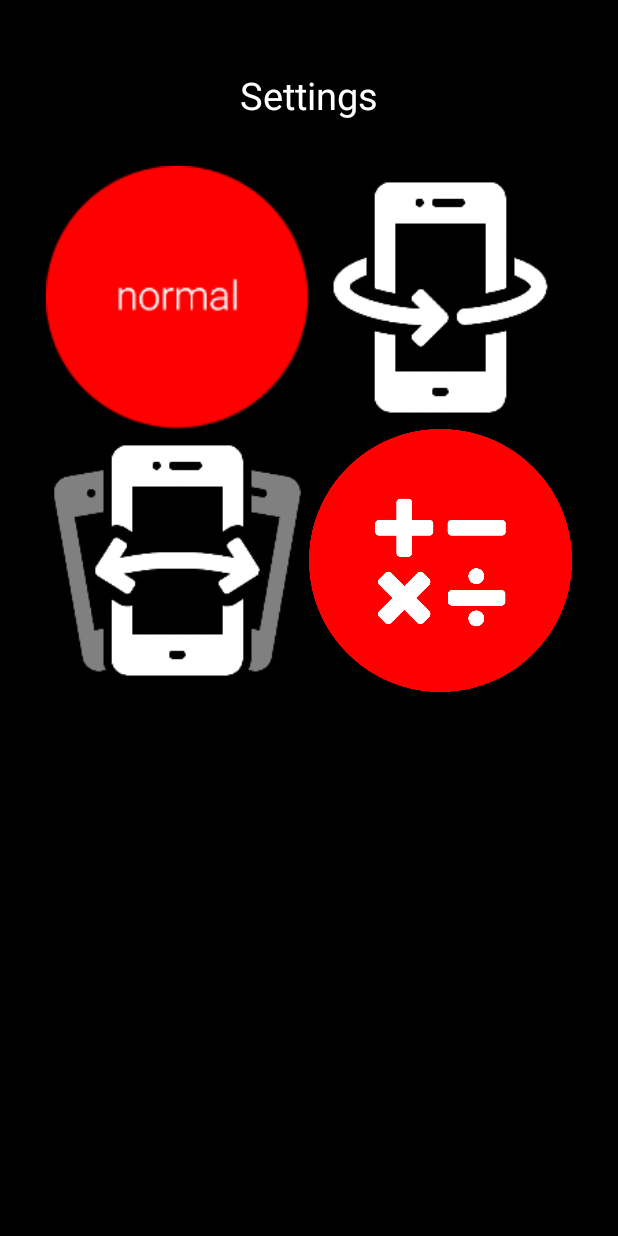
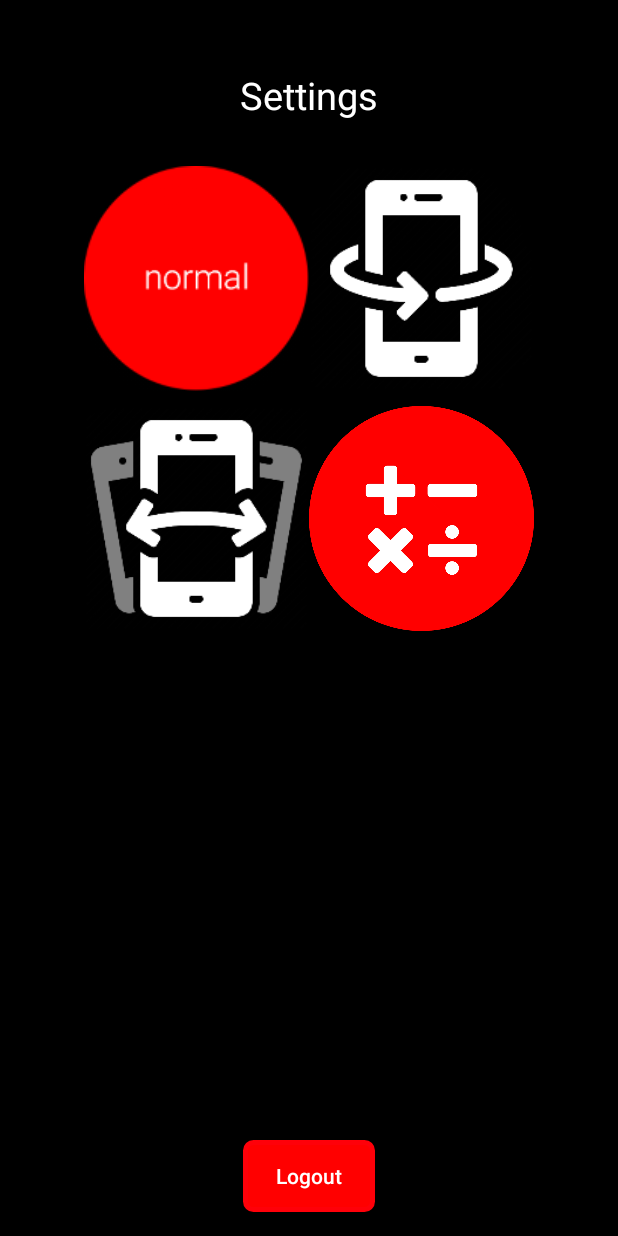
Before and after one commit to adamrotal/iSave-android, an Android app: the settings screen opened directly, with no data from a screen before it, on a phone screen of 412 x 824 dp. Run offline under Robolectric (Android 15) with nearby library versions, the phone set to English and light mode, and no system bars; network calls fail.

Commit message:
logout button

```diff
--- a/app/src/main/res/layout-land/activity_settings.xml
+++ b/app/src/main/res/layout-land/activity_settings.xml
@@ -5,10 +5,6 @@
     android:id="@+id/activity_settings"
     android:layout_width="match_parent"
     android:layout_height="match_parent"
-    android:paddingBottom="@dimen/activity_vertical_margin"
-    android:paddingLeft="@dimen/activity_horizontal_margin"
-    android:paddingRight="@dimen/activity_horizontal_margin"
-    android:paddingTop="@dimen/activity_vertical_margin"
     android:background="@color/black"
     tools:context="baja.isave.settings">
 
@@ -19,8 +15,7 @@
         android:id="@+id/textView3"
         android:gravity="center"
         android:textSize="35dp"
-        android:layout_marginTop="30dp"
-        android:layout_marginBottom="30dp"
+        android:layout_marginTop="10dp"
         android:textColor="@color/white"/>
     <LinearLayout
         android:layout_width="match_parent"
@@ -72,4 +67,16 @@
             android:adjustViewBounds="true"/>
     </LinearLayout>
 
+    <Button
+        android:id="@id/logout"
+        android:layout_width="wrap_content"
+        android:layout_height="wrap_content"
+        android:layout_centerHorizontal="true"
+        android:layout_alignParentBottom="true"
+        android:layout_marginBottom="10dp"
+        android:text="Logout"
+        android:textColor="@color/white"
+        android:textAllCaps="false"
+        android:background="@drawable/background_validate"/>
+
 </RelativeLayout>
--- a/app/src/main/res/layout/activity_settings.xml
+++ b/app/src/main/res/layout/activity_settings.xml
@@ -25,7 +25,7 @@
 
     <LinearLayout
         android:layout_width="match_parent"
-        android:layout_height="match_parent"
+        android:layout_height="320dp"
         android:orientation="vertical"
         android:layout_below="@+id/textView3">
 
@@ -34,12 +34,12 @@
             android:layout_width="wrap_content"
             android:layout_height="wrap_content"
             android:orientation="horizontal"
-            android:layout_gravity="center">
+            android:layout_gravity="center_horizontal">
 
 
             <ImageButton
-                android:layout_width="175dp"
-                android:layout_height="175dp"
+                android:layout_width="150dp"
+                android:layout_height="150dp"
                 android:src="@drawable/normalbutton"
                 android:id="@+id/normalButton"
                 android:background="#00000000"
@@ -48,8 +48,8 @@
                 android:adjustViewBounds="true"/>
 
             <ImageButton
-                android:layout_width="175dp"
-                android:layout_height="175dp"
+                android:layout_width="150dp"
+                android:layout_height="150dp"
                 android:src="@drawable/flip1"
                 android:id="@+id/flipButton"
                 android:background="#00000000"
@@ -62,11 +62,12 @@
             android:layout_width="wrap_content"
             android:layout_height="wrap_content"
             android:orientation="horizontal"
-            android:layout_gravity="center">
+            android:layout_marginTop="10dp"
+            android:layout_gravity="center_horizontal">
 
             <ImageButton
-                android:layout_width="175dp"
-                android:layout_height="175dp"
+                android:layout_width="150dp"
+                android:layout_height="150dp"
                 android:src="@drawable/shake1"
                 android:id="@+id/shakeButton"
                 android:background="#00000000"
@@ -75,8 +76,8 @@
                 android:adjustViewBounds="true"/>
 
             <ImageButton
-                android:layout_width="175dp"
-                android:layout_height="175dp"
+                android:layout_width="150dp"
+                android:layout_height="150dp"
                 android:src="@drawable/math"
                 android:id="@+id/mathButton"
                 android:background="#00000000"
@@ -86,4 +87,15 @@
         </LinearLayout>
     </LinearLayout>
 
+    <Button
+        android:id="@+id/logout"
+        android:layout_width="wrap_content"
+        android:layout_height="wrap_content"
+        android:text="Logout"
+        android:textAllCaps="false"
+        android:textColor="@color/white"
+        android:background="@drawable/background_validate"
+        android:layout_alignParentBottom="true"
+        android:layout_centerHorizontal="true"/>
+
 </RelativeLayout>
```
